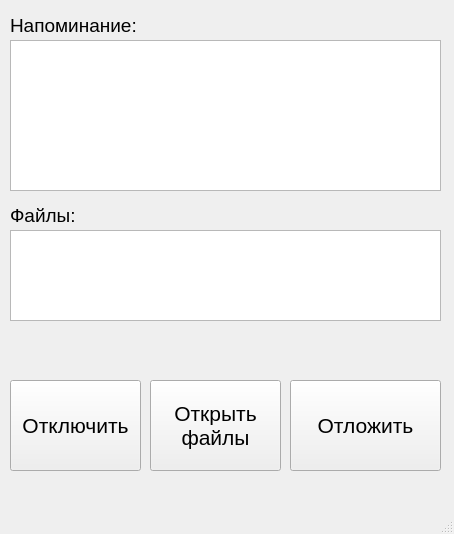
First picture: the form in remind.ui, repository slevinsps/reminder, before the edit.
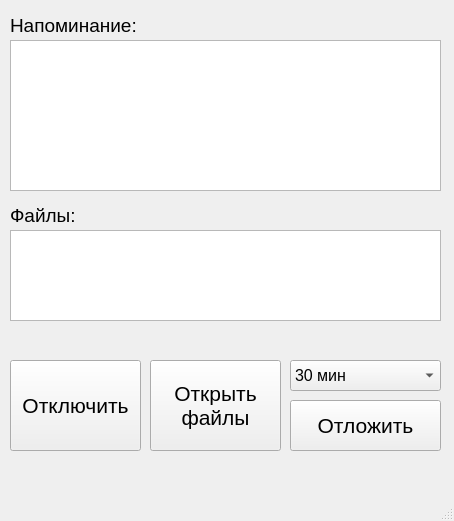
Second picture: the form after the edit.

Patch:
```diff
--- a/remind.ui
+++ b/remind.ui
@@ -7,7 +7,7 @@
     <x>0</x>
     <y>0</y>
     <width>454</width>
-    <height>534</height>
+    <height>521</height>
    </rect>
   </property>
   <property name="windowTitle">
@@ -18,7 +18,7 @@
     <property name="geometry">
      <rect>
       <x>10</x>
-      <y>380</y>
+      <y>360</y>
       <width>131</width>
       <height>91</height>
      </rect>
@@ -36,7 +36,7 @@
     <property name="geometry">
      <rect>
       <x>150</x>
-      <y>380</y>
+      <y>360</y>
       <width>131</width>
       <height>91</height>
      </rect>
@@ -55,9 +55,9 @@
     <property name="geometry">
      <rect>
       <x>290</x>
-      <y>380</y>
+      <y>400</y>
       <width>151</width>
-      <height>91</height>
+      <height>51</height>
      </rect>
     </property>
     <property name="font">
@@ -153,6 +153,41 @@
      <string/>
     </property>
    </widget>
+   <widget class="QComboBox" name="comboBox">
+    <property name="geometry">
+     <rect>
+      <x>290</x>
+      <y>360</y>
+      <width>151</width>
+      <height>31</height>
+     </rect>
+    </property>
+    <property name="font">
+     <font>
+      <pointsize>12</pointsize>
+     </font>
+    </property>
+    <item>
+     <property name="text">
+      <string>30 мин</string>
+     </property>
+    </item>
+    <item>
+     <property name="text">
+      <string>1 час</string>
+     </property>
+    </item>
+    <item>
+     <property name="text">
+      <string>1 день</string>
+     </property>
+    </item>
+    <item>
+     <property name="text">
+      <string>7 дней</string>
+     </property>
+    </item>
+   </widget>
   </widget>
   <widget class="QMenuBar" name="menubar">
    <property name="geometry">
```
